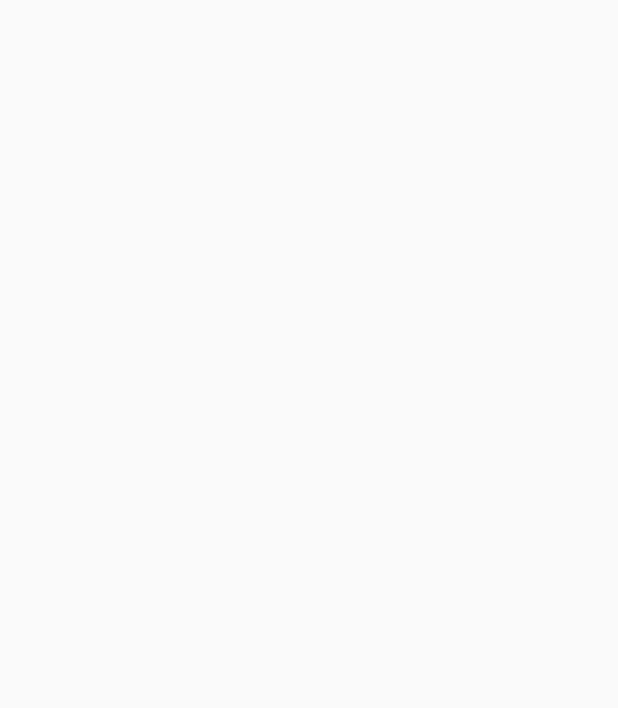
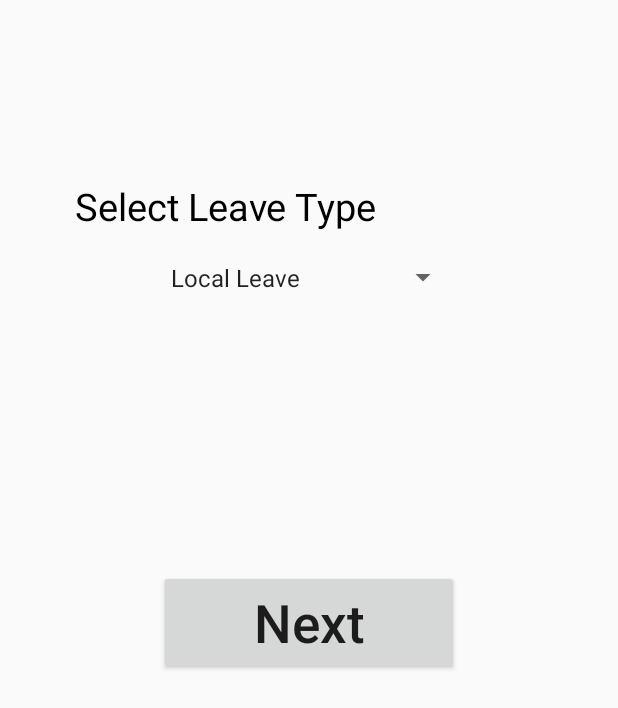
Before and after one commit to seankwekjk/nestApp, an Android app: the leaveScreen screen opened directly, with no data from a screen before it, on a phone screen of 412 x 824 dp. Before the commit the part shown is empty. Shown: the top 708 px of the screen. Run offline under Robolectric (Android 15) with nearby library versions, the phone set to English and light mode, and no system bars.

```diff
--- a/app/src/main/java/com/example/seankwek/nest/endScreen.java
+++ b/app/src/main/java/com/example/seankwek/nest/endScreen.java
@@ -34,6 +34,9 @@ public class endScreen extends AppCompatActivity {
             else if(remindText.equals("remindRS")){
                 reminderText.setText("Reminder: NEST Medical Leave to update MC status.");
             }
+            else if(remindText.equals("remindOML")){
+                reminderText.setText("Reminder: Submit OML application on next working day.");
+            }
         }
 
         resetButton.setOnClickListener(new View.OnClickListener() {
--- a/app/src/main/java/com/example/seankwek/nest/leaveDatesScreen.java
+++ b/app/src/main/java/com/example/seankwek/nest/leaveDatesScreen.java
@@ -44,6 +44,9 @@ public class leaveDatesScreen extends AppCompatActivity {
                     if(typeText.equals("mc")){
                         myIntent.putExtra("remindText","remindMC");
                     }
+                    else if(typeText.equals("oml")){
+                        myIntent.putExtra("remindText","remindOML");
+                    }
                     startActivity(myIntent);
                 }
             }
--- a/app/src/main/java/com/example/seankwek/nest/leaveScreen.java
+++ b/app/src/main/java/com/example/seankwek/nest/leaveScreen.java
@@ -1,13 +1,61 @@
 package com.example.seankwek.nest;
 
+import android.content.Intent;
 import android.support.v7.app.AppCompatActivity;
 import android.os.Bundle;
+import android.view.View;
+import android.widget.AdapterView;
+import android.widget.ArrayAdapter;
+import android.widget.Button;
+import android.widget.Spinner;
+import android.widget.AdapterView.OnItemSelectedListener;
 
-public class leaveScreen extends AppCompatActivity {
+import java.util.ArrayList;
+
+public class leaveScreen extends AppCompatActivity implements OnItemSelectedListener {
+    private String leaveType;
 
     @Override
     protected void onCreate(Bundle savedInstanceState) {
         super.onCreate(savedInstanceState);
         setContentView(R.layout.activity_leave_screen);
+        Button leaveNext = (Button)findViewById(R.id.leaveTypeNext);
+        Spinner leaveSpinner = (Spinner)findViewById(R.id.leaveSpinner);
+        ArrayList<String> optionList = new ArrayList<String>();
+        optionList.add("Local Leave");
+        optionList.add("Parent Care");
+        optionList.add("Child Care Conditional");
+        optionList.add("Child Care Unconditional");
+        optionList.add("Compassionate");
+        optionList.add("Paternity/Maternity");
+        optionList.add("Marriage");
+        ArrayAdapter<String> adapter = new ArrayAdapter<String>(leaveScreen.this,android.R.layout.simple_spinner_item,optionList);
+        adapter.setDropDownViewResource(android.R.layout.simple_spinner_dropdown_item);
+        leaveSpinner.setAdapter(adapter);
+        leaveSpinner.setOnItemSelectedListener(this);
+
+        leaveNext.setOnClickListener(new View.OnClickListener() {
+
+            @Override
+            public void onClick(View view) {
+                String nestText="NEST LL ";
+                if(!leaveType.equals("Local Leave")){
+                    nestText+="("+leaveType+") ";
+                }
+                Intent myIntent = new Intent(leaveScreen.this, leaveDatesScreen.class).putExtra("nestText",nestText);
+                myIntent.putExtra("typeText","ll");
+                startActivity(myIntent);
+            }
+        });
     }
+
+    public void onItemSelected(AdapterView<?> parent, View view, int pos, long id){
+        leaveType= (String) parent.getItemAtPosition(pos);
+    }
+
+    public void onNothingSelected(AdapterView<?> parent) {
+
+    }
+
+
 }
--- a/app/src/main/java/com/example/seankwek/nest/mcScreen.java
+++ b/app/src/main/java/com/example/seankwek/nest/mcScreen.java
@@ -3,11 +3,8 @@ package com.example.seankwek.nest;
 import android.content.Intent;
 import android.support.v7.app.AppCompatActivity;
 import android.os.Bundle;
-import android.text.TextUtils;
 import android.view.View;
 import android.widget.Button;
-import android.widget.EditText;
-import android.widget.Toast;
 
 public class mcScreen extends AppCompatActivity {
 
--- a/app/src/main/res/layout/activity_leave_screen.xml
+++ b/app/src/main/res/layout/activity_leave_screen.xml
@@ -6,4 +6,37 @@
     android:layout_height="match_parent"
     tools:context="com.example.seankwek.nest.leaveScreen">
 
+    <TextView
+        android:text="Select Leave Type"
+        android:textColor="@color/black"
+        android:textAllCaps="false"
+        android:textSize="25sp"
+        android:layout_width="wrap_content"
+        android:layout_height="wrap_content"
+        app:layout_constraintLeft_toLeftOf="parent"
+        app:layout_constraintTop_toTopOf="parent"
+        android:layout_marginTop="120dp"
+        android:layout_marginLeft="50dp"/>
+
+    <Spinner
+        android:id="@+id/leaveSpinner"
+        android:layout_width="200dp"
+        android:layout_height="110dp"
+        app:layout_constraintLeft_toLeftOf="parent"
+        app:layout_constraintRight_toRightOf="parent"
+        app:layout_constraintTop_toTopOf="parent"
+        android:layout_marginTop="130dp" />
+
+    <Button
+        android:id="@+id/leaveTypeNext"
+        android:text="Next"
+        android:textSize="35sp"
+        android:textAllCaps="false"
+        android:layout_width="200dp"
+        android:layout_height="70dp"
+        app:layout_constraintLeft_toLeftOf="parent"
+        app:layout_constraintRight_toRightOf="parent"
+        app:layout_constraintTop_toTopOf="parent"
+        android:layout_marginTop="380dp"/>
+
 </android.support.constraint.ConstraintLayout>
```
